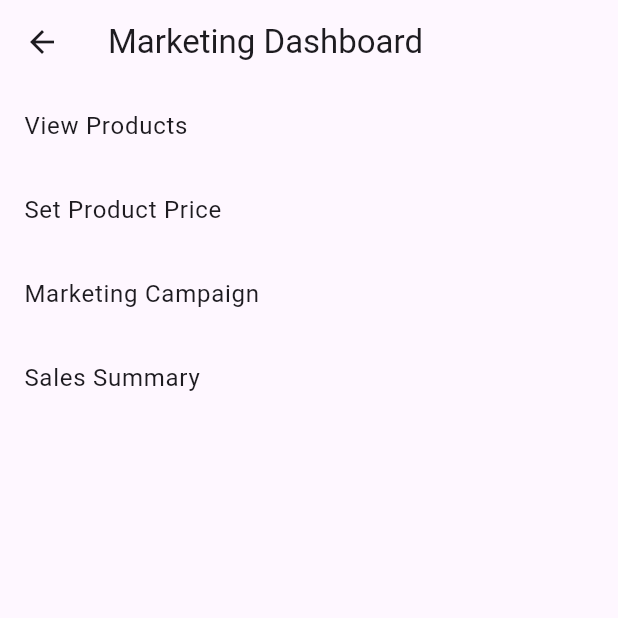
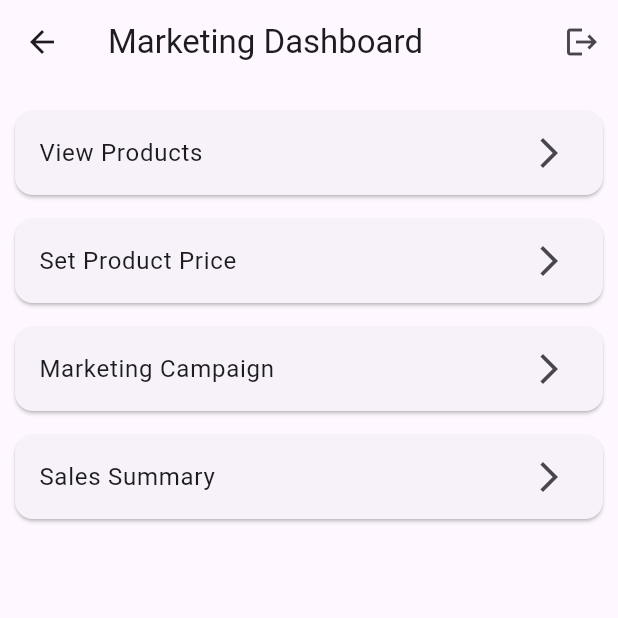
Before and after one commit to Abis641/footwear_mms_v2, a Flutter app: the MarketingDashboard screen opened directly, on a phone screen of 412 x 824 dp, the top half of it. Run offline on Flutter 3.47's test engine with Material 3 defaults, Android fonts, the phone set to English and light mode, and no system bars; our stand-ins replace cloud_firestore, firebase_auth, firebase_core; accounts and stored records are empty.

Commit message:
Refactor marketing dashboard to use _buildCard method

```diff
--- a/lib/marketing/marketing_dashboard.dart
+++ b/lib/marketing/marketing_dashboard.dart
@@ -1,4 +1,7 @@
 import 'package:flutter/material.dart';
+import 'package:firebase_auth/firebase_auth.dart';
+
+import '../auth/login_screen.dart';
 import 'product_list_page.dart';
 import 'set_price_page.dart';
 import 'marketing_campaign_page.dart';
@@ -10,39 +13,66 @@ class MarketingDashboard extends StatelessWidget {
   @override
   Widget build(BuildContext context) {
     return Scaffold(
-      appBar: AppBar(title: const Text("Marketing Dashboard")),
+      appBar: AppBar(
+        title: const Text("Marketing Dashboard"),
+        actions: [
+          IconButton(
+            icon: const Icon(Icons.logout),
+            onPressed: () async {
+              await FirebaseAuth.instance.signOut();
+
+              Navigator.pushAndRemoveUntil(
+                context,
+                MaterialPageRoute(
+                  builder: (_) => const LoginScreen(),
+                ),
+                (route) => false,
+              );
+            },
+          ),
+        ],
+      ),
+
       body: ListView(
+        padding: const EdgeInsets.all(10),
         children: [
-          ListTile(
-            title: const Text("View Products"),
-            onTap: () => Navigator.push(
-              context,
-              MaterialPageRoute(builder: (_) => const ProductListPage()),
-            ),
+          _buildCard(
+            context,
+            title: "View Products",
+            page: const ProductListPage(),
           ),
-          ListTile(
-            title: const Text("Set Product Price"),
-            onTap: () => Navigator.push(
-              context,
-              MaterialPageRoute(builder: (_) => const SetPricePage()),
-            ),
+          _buildCard(
+            context,
+            title: "Set Product Price",
+            page: const SetPricePage(),
           ),
-          ListTile(
-            title: const Text("Marketing Campaign"),
-            onTap: () => Navigator.push(
-              context,
-              MaterialPageRoute(builder: (_) => const MarketingCampaignPage()),
-            ),
+          _buildCard(
+            context,
+            title: "Marketing Campaign",
+            page: const MarketingCampaignPage(),
           ),
-          ListTile(
-            title: const Text("Sales Summary"),
-            onTap: () => Navigator.push(
-              context,
-              MaterialPageRoute(builder: (_) => const SalesSummaryPage()),
-            ),
+          _buildCard(
+            context,
+            title: "Sales Summary",
+            page: const SalesSummaryPage(),
           ),
         ],
       ),
     );
   }
+
+  Widget _buildCard(BuildContext context,
+      {required String title, required Widget page}) {
+    return Card(
+      margin: const EdgeInsets.symmetric(vertical: 8),
+      child: ListTile(
+        title: Text(title),
+        trailing: const Icon(Icons.arrow_forward_ios),
+        onTap: () => Navigator.push(
+          context,
+          MaterialPageRoute(builder: (_) => page),
+        ),
+      ),
+    );
+  }
 }
```
